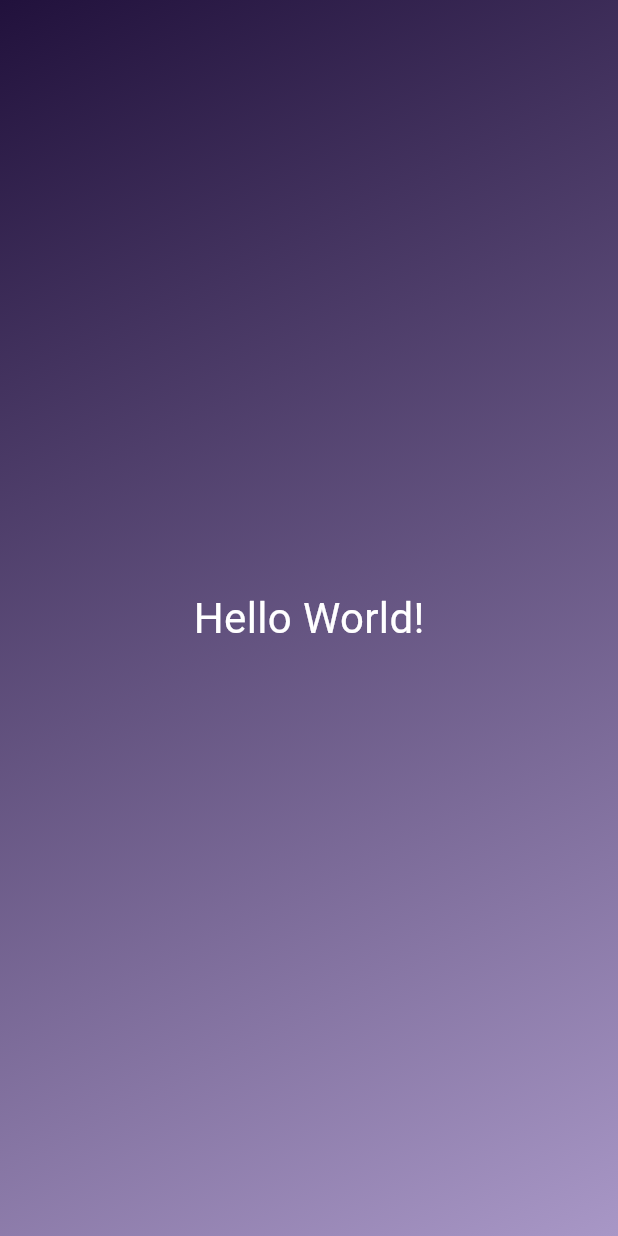
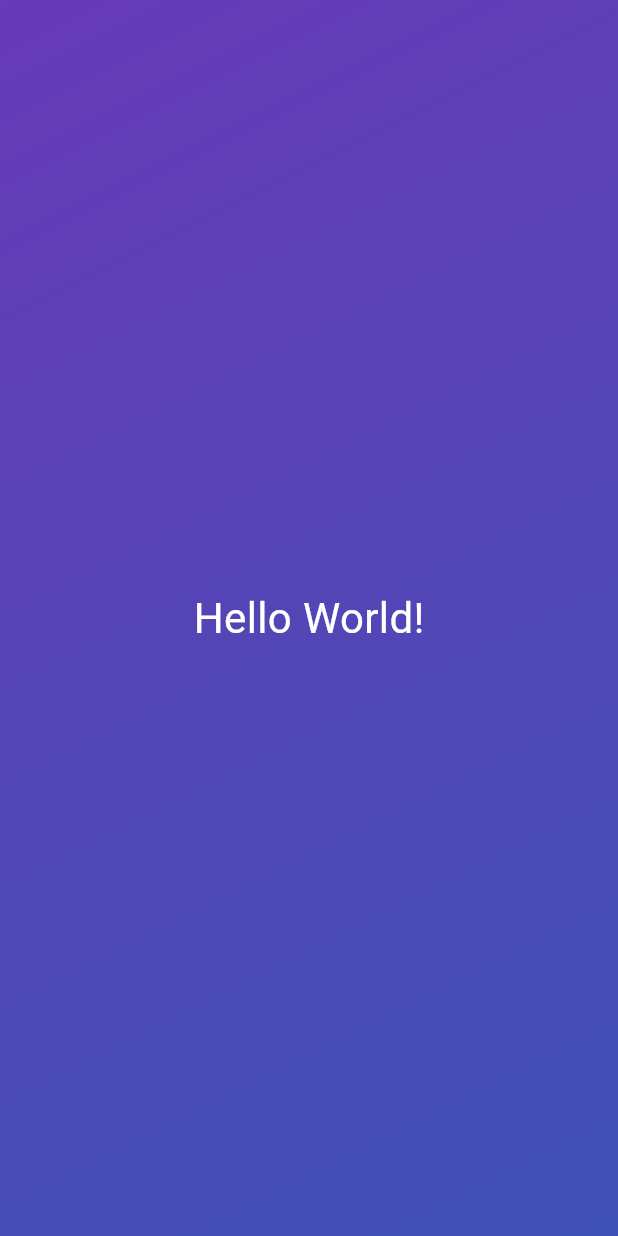
Before and after one commit to twjin03/flutter_udemy, a Flutter app: the screen it shows after launch, on a phone screen of 412 x 824 dp. Run offline on Flutter 3.47's test engine with Material 3 defaults, Android fonts, the phone set to English and light mode, and no system bars.

```diff
--- a/basics/lib/gradient_container.dart
+++ b/basics/lib/gradient_container.dart
@@ -7,6 +7,9 @@ const endAlignment = Alignment.bottomRight;
 class GradientContainer extends StatelessWidget {
   const GradientContainer(this.color1, this.color2, {super.key});
 
+  const GradientContainer.purple({super.key})
+    : color1 = Colors.deepPurple,
+      color2 = Colors.indigo;
   final Color color1;
   final Color color2;
 
```
Also changed, not shown: basics/lib/main.dart (+1 -10 lines).
